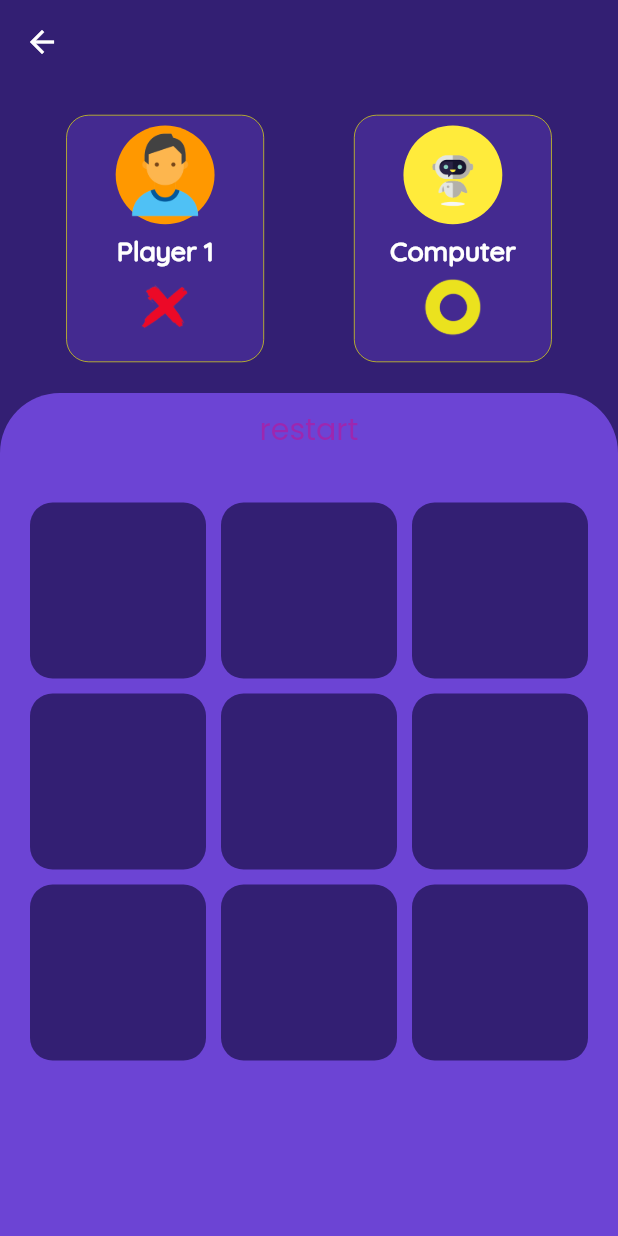
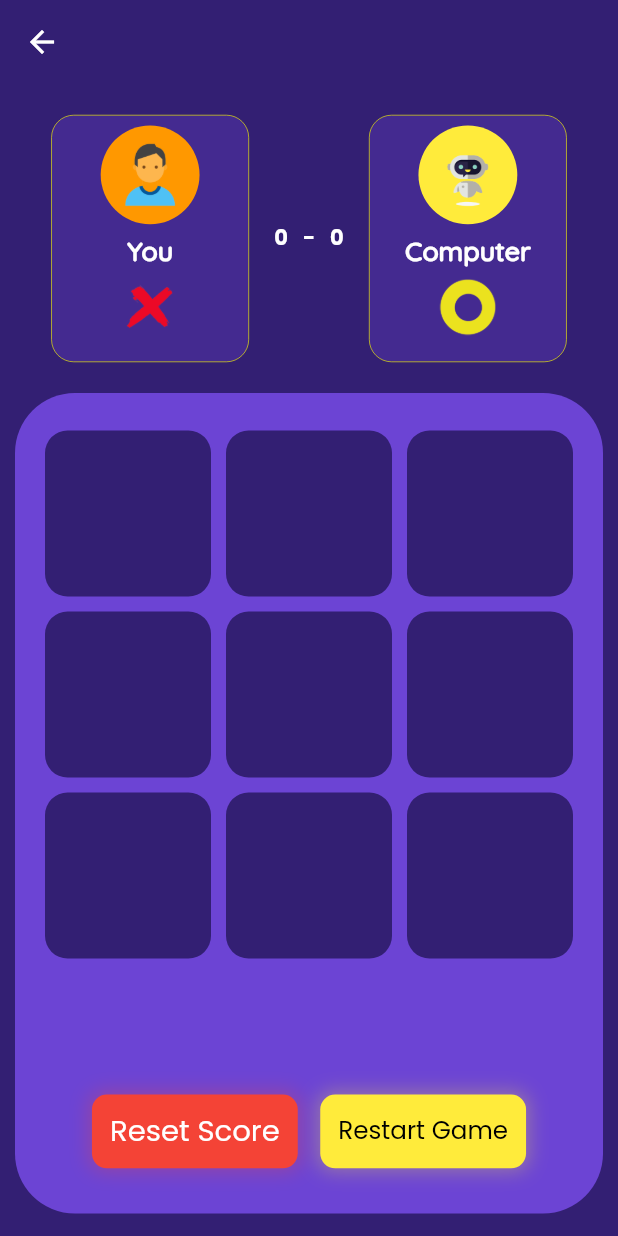
Before and after one commit to Ikechukwu-etoniru/tic_tac_toe_game, a Flutter app: the SelectDifficultyScreen screen opened by its route, after a tap on "Easy Bot", on a phone screen of 412 x 824 dp. Run offline on Flutter 3.47's test engine with Material 2 defaults, Android fonts, the phone set to English and light mode, and no system bars.

Commit message:
Updated Medium Ai logic and added scores

```diff
--- /dev/null
+++ b/lib/provider/score_data.dart
@@ -0,0 +1,65 @@
+import 'package:flutter/cupertino.dart';
+import 'package:tic_toe_game/screen/select_difficulty_screen.dart';
+
+class ScoreData with ChangeNotifier {
+  final List<int> _easyPlayerList = [];
+  final List<int> _mediumPlayerList = [];
+  final List<int> _hardPlayerList = [];
+  final List<int> _easyComputerList = [];
+  final List<int> _mediumComputerList = [];
+  final List<int> _hardComputerList = [];
+
+  void playerAdd(int value, Difficulty difficulty) {
+    if (difficulty == Difficulty.easy) {
+      _easyPlayerList.add(value);
+    } else if (difficulty == Difficulty.medium) {
+      _mediumPlayerList.add(value);
+    } else if (difficulty == Difficulty.hard) {
+      _hardPlayerList.add(value);
+    }
+    notifyListeners();
+  }
+
+  void computerAdd(int value, Difficulty difficulty) {
+    if (difficulty == Difficulty.easy) {
+      _easyComputerList.add(value);
+    } else if (difficulty == Difficulty.medium) {
+      _mediumComputerList.add(value);
+    } else if (difficulty == Difficulty.hard) {
+      _hardComputerList.add(value);
+    }
+    notifyListeners();
+  }
+
+  void scoreEmpty() {
+    _easyPlayerList.clear();
+    _mediumPlayerList.clear();
+    _hardComputerList.clear();
+    _easyComputerList.clear();
+    _mediumComputerList.clear();
+    _hardComputerList.clear();
+    notifyListeners();
+  }
+
+  int getPlayerScore(Difficulty difficulty) {
+    if (difficulty == Difficulty.easy) {
+      return _easyPlayerList.length;
+    } else if (difficulty == Difficulty.medium) {
+      return _mediumPlayerList.length;
+    } else {
+      return _hardPlayerList.length;
+    }
+  }
+
+  int getComputerScore(Difficulty difficulty) {
+    if (difficulty == Difficulty.easy) {
+      return _easyComputerList.length;
+    } else if (difficulty == Difficulty.medium) {
+      return _mediumComputerList.length;
+    } else {
+      return _hardComputerList.length;
+    }
+  }
+
+  //
+}
--- a/lib/screen/game_screen.dart
+++ b/lib/screen/game_screen.dart
@@ -1,5 +1,6 @@
 import 'package:flutter/material.dart';
 import 'package:tic_toe_game/screen/select_difficulty_screen.dart';
+import 'package:tic_toe_game/screen/select_names_screen.dart';
 import 'package:tic_toe_game/widgets/gamescreen_title_container.dart';
 
 import '/widgets/glowing_button.dart';
@@ -40,7 +41,10 @@ class GameScreen extends StatelessWidget {
                   color1: Colors.yellow,
                   color2: Colors.orange,
                   text: 'Local Multiplayer',
-                  navigate: () {},
+                  navigate: () {
+                     Navigator.of(context)
+                         .pushReplacementNamed(SelectNameScreen.routeName);
+                  },
                   height: deviceSize.height * 0.06,
                   width: deviceSize.width * 0.7),
               const SizedBox(
--- a/lib/screen/select_difficulty_screen.dart
+++ b/lib/screen/select_difficulty_screen.dart
@@ -126,7 +126,7 @@ class _SelectDifficultyContainerState extends State<SelectDifficultyContainer> {
         Future.delayed(const Duration(milliseconds: 80), () {
           Navigator.of(context).push(
             MaterialPageRoute(
-              builder: (ctx) => SinglePlayerGameSCreen(
+              builder: (ctx) => SinglePlayerGameScreen(
                 difficulty: widget.difficulty,
               ),
             ),
@@ -163,7 +163,7 @@ class _SelectDifficultyContainerState extends State<SelectDifficultyContainer> {
                   width: widget.height * 0.64,
                   child: Image.asset(
                     widget.imageText,
-                    fit: BoxFit.cover,
+                    fit: BoxFit.contain,
                   ),
                 ),
               ),
--- a/lib/screen/single_player_game_screen.dart
+++ b/lib/screen/single_player_game_screen.dart
@@ -1,12 +1,14 @@
 import 'package:flutter/material.dart';
 
+import '/widgets/player_container.dart';
+import '/widgets/score_board.dart';
 import '/screen/select_difficulty_screen.dart';
 import '/widgets/game_board.dart';
 import '/screen/game_screen.dart';
 
-class SinglePlayerGameSCreen extends StatelessWidget {
+class SinglePlayerGameScreen extends StatelessWidget {
   final Difficulty difficulty;
-  const SinglePlayerGameSCreen({required this.difficulty, Key? key})
+  const SinglePlayerGameScreen({required this.difficulty, Key? key})
       : super(key: key);
 
   @override
@@ -26,12 +28,14 @@ class SinglePlayerGameSCreen extends StatelessWidget {
                   PlayerContainer(
                     height: topContainerHeight * 0.8,
                     color: Colors.orange,
-                    text: 'Player 1',
+                    text: 'You',
                     imageName: 'images/x_pic.png',
                     imageNamePlayer: 'images/player_pic.png',
                   ),
-                  const SizedBox(
-                    width: 60,
+                  SizedBox(
+                    height: topContainerHeight * 0.3,
+                    width: 80,
+                    child: ScoreBoard(difficulty),
                   ),
                   PlayerContainer(
                     height: topContainerHeight * 0.8,
@@ -46,82 +50,16 @@ class SinglePlayerGameSCreen extends StatelessWidget {
           ),
           Expanded(
             child: Container(
-              decoration: const BoxDecoration(
-                borderRadius: BorderRadius.only(
-                  topLeft: Radius.circular(40),
-                  topRight: Radius.circular(40),
-                ),
-                color: Color(0xff6c44d4),
+              margin: const EdgeInsets.only(left: 10, right: 10, bottom: 15),
+              decoration: BoxDecoration(
+                borderRadius: BorderRadius.circular(40),
+                color: const Color(0xff6c44d4),
               ),
-              child:  GameBoard(difficulty),
+              child: GameBoard(difficulty),
             ),
-          )
+          ),
         ],
       ),
     );
   }
 }
-
-class PlayerContainer extends StatelessWidget {
-  final double height;
-  final Color color;
-  final String text;
-  final String imageName;
-  final String imageNamePlayer;
-  const PlayerContainer(
-      {required this.height,
-      required this.color,
-      required this.text,
-      required this.imageName,
-      required this.imageNamePlayer,
-      Key? key})
-      : super(key: key);
-
-  @override
-  Widget build(BuildContext context) {
-    return Container(
-      height: height,
-      width: height * 0.8,
-      decoration: BoxDecoration(
-        color: const Color(0xff6c44d4).withOpacity(0.3),
-        borderRadius: BorderRadius.circular(15),
-        border: Border.all(color: Colors.yellowAccent, width: 0.4),
-      ),
-      child: Column(
-        children: [
-          SizedBox(height: height * 0.04),
-          CircleAvatar(
-            radius: (height * 0.4) / 2,
-            backgroundColor: color,
-            child: Image.asset(
-              imageNamePlayer,
-              fit: BoxFit.contain,
-            ),
-          ),
-          SizedBox(height: height * 0.04),
-          SizedBox(
-            height: height * 0.14,
-            child: FittedBox(
-              child: Text(
-                text,
-                style: const TextStyle(
-                    color: Colors.white,
-                    fontWeight: FontWeight.bold,
-                    fontFamily: 'Quicksand'),
-              ),
-            ),
-          ),
-          SizedBox(height: height * 0.04),
-          SizedBox(
-            height: height * 0.23,
-            width: height * 0.28,
-            child: Image.asset(
-              imageName,
-              fit: BoxFit.contain,
-            ),
-          )
-        ],
-      ),
-    );
-  }
-}
--- /dev/null
+++ b/lib/widgets/game_board_buttons.dart
@@ -0,0 +1,90 @@
+import 'package:flutter/material.dart';
+
+class GameBoardButtons extends StatelessWidget {
+  final VoidCallback restartGame;
+  final VoidCallback resetScore;
+  const GameBoardButtons(
+      {required this.restartGame, required this.resetScore, Key? key})
+      : super(key: key);
+
+  @override
+  Widget build(BuildContext context) {
+    return LayoutBuilder(builder: (context, constraint) {
+      return SizedBox(
+        child: Center(
+          child: Row(
+            mainAxisAlignment: MainAxisAlignment.center,
+            children: [
+              ResetButtons(
+                height: constraint.maxHeight * 0.45,
+                width: constraint.maxWidth * 0.35,
+                color: Colors.red,
+                function: resetScore,
+                text: 'Reset Score',
+              ),
+              const SizedBox(width: 15),
+              ResetButtons(
+                height: constraint.maxHeight * 0.45,
+                width: constraint.maxWidth * 0.35,
+                color: Colors.yellow,
+                function: restartGame,
+                text: 'Restart Game',
+              )
+            ],
+          ),
+        ),
+      );
+    });
+  }
+}
+
+class ResetButtons extends StatefulWidget {
+  final double height;
+  final double width;
+  final Color color;
+  final VoidCallback function;
+  final String text;
+  const ResetButtons(
+      {required this.height,
+      required this.width,
+      Key? key,
+      required this.color,
+      required this.function,
+      required this.text})
+      : super(key: key);
+
+  @override
+  _ResetButtonsState createState() => _ResetButtonsState();
+}
+
+class _ResetButtonsState extends State<ResetButtons> {
+  @override
+  Widget build(BuildContext context) {
+    return InkWell(
+      onTap: widget.function,
+      child: Container(
+        padding: const EdgeInsets.symmetric(horizontal: 12, vertical: 7),
+        height: widget.height,
+        width: widget.width,
+        decoration: BoxDecoration(
+          color: widget.color,
+          borderRadius: BorderRadius.circular(10),
+          boxShadow: [
+            BoxShadow(
+                color: widget.color.withOpacity(0.3),
+                spreadRadius: 2,
+                blurRadius: 10),
+          ],
+        ),
+        child: FittedBox(
+          child: Text(
+            widget.text,
+            style: TextStyle(
+                color:
+                    widget.color == Colors.red ? Colors.white : Colors.black),
+          ),
+        ),
+      ),
+    );
+  }
+}
--- /dev/null
+++ b/lib/widgets/player_container.dart
@@ -0,0 +1,68 @@
+import 'package:flutter/material.dart';
+
+class PlayerContainer extends StatelessWidget {
+  final double height;
+  final Color color;
+  final String text;
+  final String imageName;
+  final String imageNamePlayer;
+  const PlayerContainer(
+      {required this.height,
+      required this.color,
+      required this.text,
+      required this.imageName,
+      required this.imageNamePlayer,
+      Key? key})
+      : super(key: key);
+
+  @override
+  Widget build(BuildContext context) {
+    return Container(
+      height: height,
+      width: height * 0.8,
+      decoration: BoxDecoration(
+        color: const Color(0xff6c44d4).withOpacity(0.3),
+        borderRadius: BorderRadius.circular(15),
+        border: Border.all(color: Colors.yellowAccent, width: 0.4),
+      ),
+      child: Column(
+        children: [
+          SizedBox(height: height * 0.04),
+          CircleAvatar(
+            radius: (height * 0.4) / 2,
+            backgroundColor: color,
+            child: SizedBox(
+              height: height * 0.3,
+              child: Image.asset(
+                imageNamePlayer,
+                fit: BoxFit.contain,
+              ),
+            ),
+          ),
+          SizedBox(height: height * 0.04),
+          SizedBox(
+            height: height * 0.14,
+            child: FittedBox(
+              child: Text(
+                text,
+                style: const TextStyle(
+                    color: Colors.white,
+                    fontWeight: FontWeight.bold,
+                    fontFamily: 'Quicksand'),
+              ),
+            ),
+          ),
+          SizedBox(height: height * 0.04),
+          SizedBox(
+            height: height * 0.23,
+            width: height * 0.28,
+            child: Image.asset(
+              imageName,
+              fit: BoxFit.contain,
+            ),
+          )
+        ],
+      ),
+    );
+  }
+}
--- /dev/null
+++ b/lib/widgets/score_board.dart
@@ -0,0 +1,56 @@
+// Score board inbetween player and computer or another player
+
+import 'package:flutter/material.dart';
+import 'package:provider/provider.dart';
+
+import '/provider/score_data.dart';
+import '/screen/select_difficulty_screen.dart';
+
+class ScoreBoard extends StatefulWidget {
+  final Difficulty difficulty;
+  const ScoreBoard(this.difficulty, {Key? key}) : super(key: key);
+
+  @override
+  _ScoreBoardState createState() => _ScoreBoardState();
+}
+
+class _ScoreBoardState extends State<ScoreBoard> {
+  @override
+  Widget build(BuildContext context) {
+    final scoreData = Provider.of<ScoreData>(context);
+    final player1Score = scoreData.getPlayerScore(widget.difficulty);
+    final computerScore = scoreData.getComputerScore(widget.difficulty);
+    return Row(
+      mainAxisAlignment: MainAxisAlignment.center,
+      children: [
+        Flexible(
+          flex: 1,
+          child: FittedBox(
+            child: Text(
+              player1Score.toString(),
+              style: const TextStyle(
+                  color: Colors.white, fontWeight: FontWeight.bold),
+            ),
+          ),
+        ),
+        const SizedBox(width: 10),
+        const Flexible(
+          flex: 1,
+          child: Text(
+            '-',
+            style: TextStyle(color: Colors.white, fontWeight: FontWeight.bold),
+          ),
+        ),
+        const SizedBox(width: 10),
+        Flexible(
+          flex: 1,
+          child: Text(
+            computerScore.toString(),
+            style: const TextStyle(
+                color: Colors.white, fontWeight: FontWeight.bold),
+          ),
+        ),
+      ],
+    );
+  }
+}
--- a/pubspec.yaml
+++ b/pubspec.yaml
@@ -34,6 +34,7 @@ dependencies:
   # The following adds the Cupertino Icons font to your application.
   # Use with the CupertinoIcons class for iOS style icons.
   cupertino_icons: ^1.0.2
+  provider: ^6.0.2
 
 dev_dependencies:
   flutter_test:
```
Also changed, not shown: lib/main.dart (+11 -4 lines), lib/screen/select_names_screen.dart (added, +48 -0 lines), lib/screen/two_player_game_screen.dart (added, +12 -0 lines), lib/widgets/game_board.dart (+152 -95 lines), pubspec.lock.
